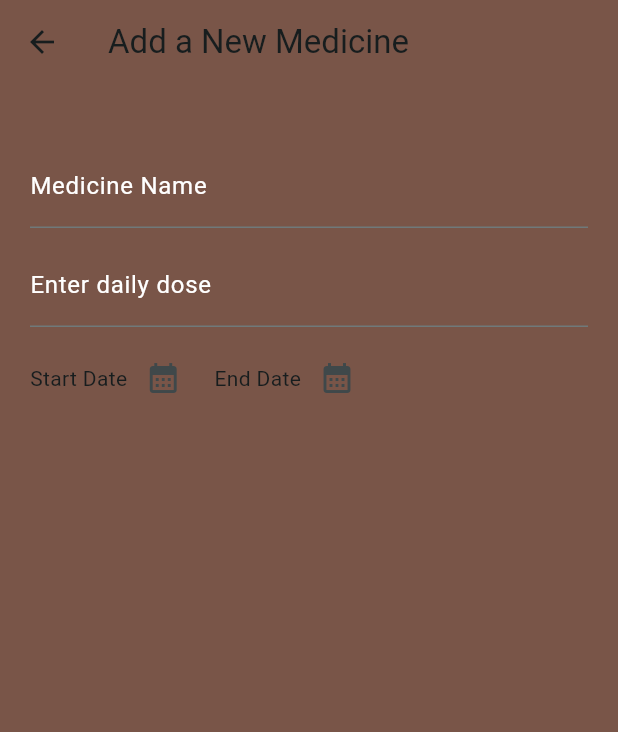
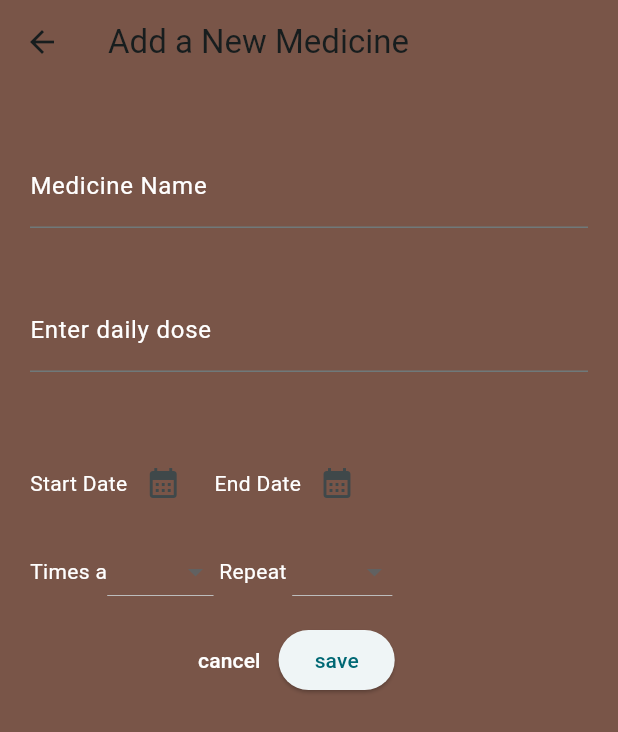
Before and after one commit to saja-massimi/medimind, a Flutter app: the addMed screen opened directly, on a phone screen of 412 x 824 dp. Shown: the top 732 px of the screen. Run offline on Flutter 3.47's test engine with Material 3 defaults, Android fonts, the phone set to English and light mode, and no system bars.

Commit message:
file added

```diff
--- a/lib/addMed.dart
+++ b/lib/addMed.dart
@@ -1,4 +1,8 @@
 import 'package:flutter/material.dart';
+
+enum Category { day, month, year }
+
+enum Numbers { one, two, three, four, five, six, seven, eight, nine, ten }
 
 class addMed extends StatefulWidget {
   const addMed({super.key});
@@ -15,59 +19,118 @@ class _addMedState extends State<addMed> {
       appBar: AppBar(
         backgroundColor: Colors.brown,
         title: const Text('Add a New Medicine'),
-
       ),
       body: Container(
         padding: const EdgeInsets.all(20),
-child:   Column(
+        child: Column(
           children: [
-
             const SizedBox(height: 20),
-
             const TextField(
               decoration: InputDecoration(
                 labelText: 'Medicine Name',
                 labelStyle: TextStyle(color: Colors.white),
-
               ),
             ),
-
-              const SizedBox(height: 10),
-
+            const SizedBox(height: 40),
             const TextField(
-              decoration:  InputDecoration(labelText: "Enter daily dose"
-              ,labelStyle: TextStyle(color: Colors.white),),
               keyboardType: TextInputType.number,
-
+              decoration: InputDecoration(
+                labelText: "Enter daily dose",
+                labelStyle: TextStyle(color: Colors.white),
               ),
-             const SizedBox(height: 10),
-
+            ),
+            const SizedBox(height: 50),
             Row(
               children: [
-                  const Text('Start Date'),
-                  IconButton(onPressed: (){
-                    showDatePicker(context: context,
+                const Text(
+                  'Start Date',
+                  style: TextStyle(color: Colors.white),
+                ),
+                IconButton(
+                    onPressed: () {
+                      showDatePicker(
+                              context: context,
                               firstDate: DateTime.now(),
-                     lastDate: DateTime(2035)).then((value) => null);
+                              lastDate: DateTime(2035),
+                              initialDate: DateTime(2024))
+                          .then((value) => null);
                     },
                     icon: const Icon(Icons.calendar_month)),
                 const SizedBox(width: 10),
-                   const Text('End Date'),
-                   IconButton(onPressed: (){
-                    showDatePicker(context: context,
+                const Text('End Date', style: TextStyle(color: Colors.white)),
+                IconButton(
+                  onPressed: () {
+                    showDatePicker(
+                        context: context,
                         firstDate: DateTime.now(),
-                     lastDate: DateTime(2027));
+                        lastDate: DateTime(2027),
+                        initialDate: DateTime(2024));
                   },
-                    icon: const Icon(Icons.calendar_month)),
+                  icon: const Icon(Icons.calendar_month),
+                ),
               ],
             ),
-
+            Row(
+              children: [
+                const SizedBox(height: 70),
+                const Text(
+                  'Times a',
+                  style: TextStyle(color: Colors.white),
+                ),
+                DropdownButton(
+                    items: Category.values
+                        .map(
+                          (category) => DropdownMenuItem(
+                            value: category,
+                            child: Text(
+                              category.name.toString(),
+                            ),
+                          ),
+                        )
+                        .toList(),
+                    onChanged: (value) {}),
+                const Text(
+                  ' Repeat ',
+                  style: TextStyle(color: Colors.white),
+                ),
+                DropdownButton(
+                    items: Numbers.values
+                        .map(
+                          (numbers) => DropdownMenuItem(
+                            value: numbers,
+                            child: Text(
+                              numbers.name.toString(),
+                            ),
+                          ),
+                        )
+                        .toList(),
+                    onChanged: (value) {}),
               ],
             ),
-
+            Row(
+              children: [
+                const SizedBox(width: 100),
+                TextButton(
+                  onPressed: () {
+                    Navigator.pop(context);
+                  },
+                  child: const Text(
+                    'cancel',
+                    style: TextStyle(color: Colors.white),
                   ),
-
-
+                ),
+                ElevatedButton(
+                    onPressed: () {
+                      print(Category.values);
+                      print(Numbers.values);
+                      Navigator.pop(context);
+                    },
+                    child: const Text('save'))
+              ],
+            )
+          ],
+        ),
+      ),
     );
   }
 }
```
Also changed, not shown: lib/sign_up.dart (+23 -1 lines), lib/signin_page.dart (+6 -8 lines). Lines whose indentation alone changed are shown as unchanged.
